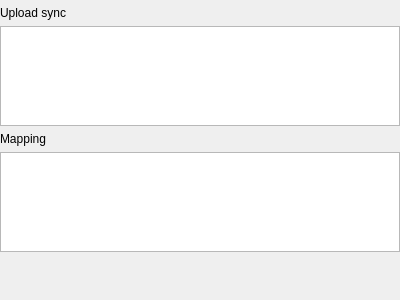
The window that addon/FTP/FTPFormDirSetting.ui (fengzhu2007/anycode) describes before a commit, drawn with Qt 5.
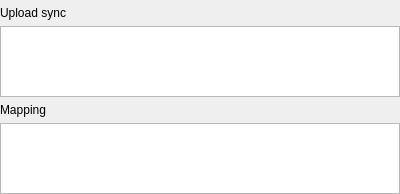
The same window after the commit. Custom widgets are drawn as their Qt base class.

Diff of the .ui file:
```diff
--- a/addon/FTP/FTPFormDirSetting.ui
+++ b/addon/FTP/FTPFormDirSetting.ui
@@ -7,7 +7,7 @@
     <x>0</x>
     <y>0</y>
     <width>400</width>
-    <height>300</height>
+    <height>194</height>
    </rect>
   </property>
   <property name="windowTitle">
@@ -123,19 +123,6 @@
      </property>
     </widget>
    </item>
-   <item>
-    <spacer name="verticalSpacer">
-     <property name="orientation">
-      <enum>Qt::Vertical</enum>
-     </property>
-     <property name="sizeHint" stdset="0">
-      <size>
-       <width>20</width>
-       <height>40</height>
-      </size>
-     </property>
-    </spacer>
-   </item>
   </layout>
  </widget>
  <customwidgets>
```
